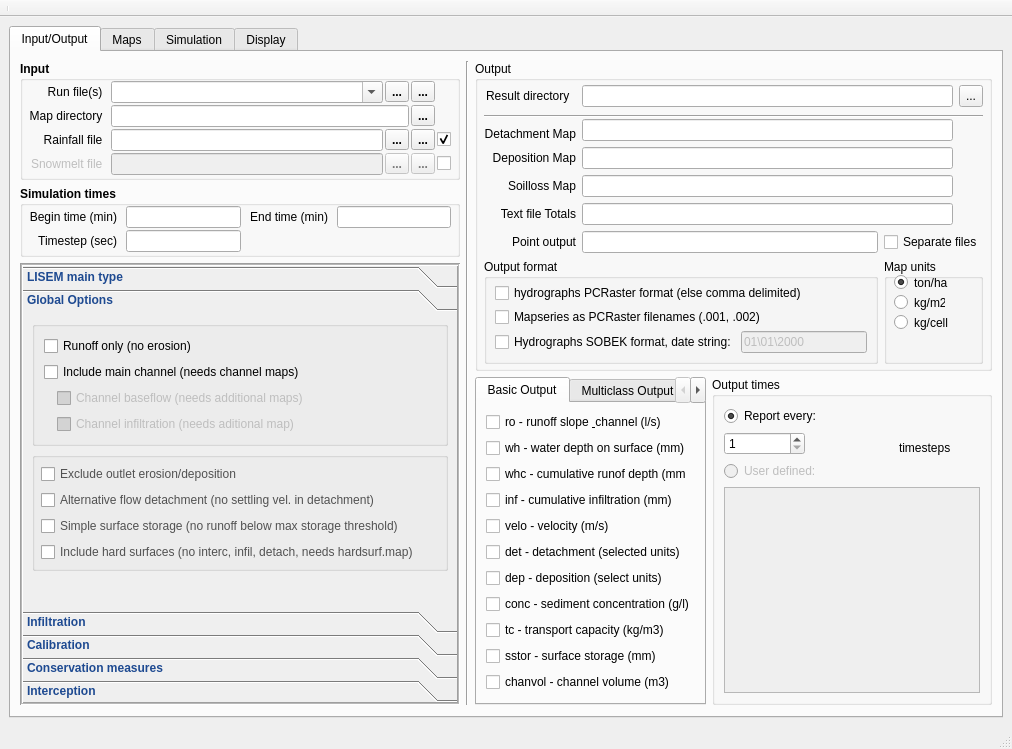
The window that ui_full/lisemqt.ui (vjetten/openlisem) describes before a commit, drawn with Qt 5.
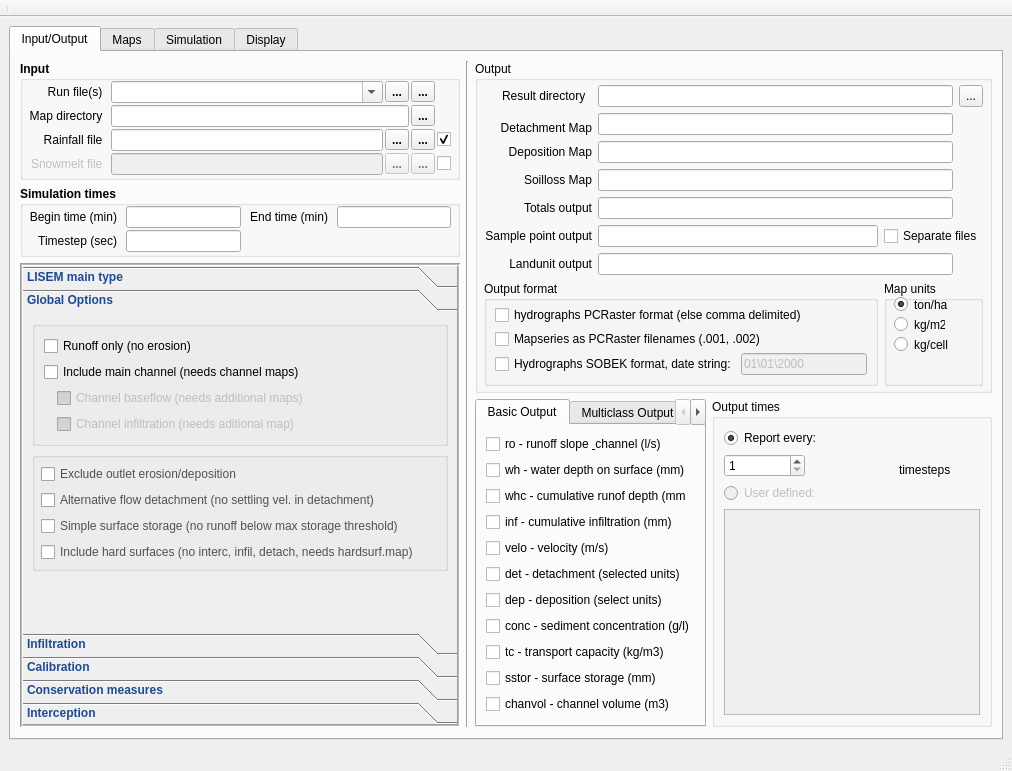
The same window after the commit. The open tabs and pages were chosen to show the change. Icons and pictures are not drawn.

Diff of the .ui file:
```diff
--- a/ui_full/lisemqt.ui
+++ b/ui_full/lisemqt.ui
@@ -7,7 +7,7 @@
     <x>0</x>
     <y>0</y>
     <width>1012</width>
-    <height>737</height>
+    <height>744</height>
    </rect>
   </property>
   <property name="sizePolicy">
@@ -1303,8 +1303,8 @@
                 <rect>
                  <x>0</x>
                  <y>0</y>
-                 <width>378</width>
-                 <height>236</height>
+                 <width>449</width>
+                 <height>285</height>
                 </rect>
                </property>
                <attribute name="label">
@@ -2925,14 +2925,7 @@
                  </property>
                 </widget>
                </item>
-               <item row="1" column="0" rowspan="2" colspan="4">
-                <widget class="Line" name="line_2">
-                 <property name="orientation">
-                  <enum>Qt::Horizontal</enum>
-                 </property>
-                </widget>
-               </item>
-               <item row="3" column="0">
+               <item row="2" column="0">
                 <widget class="QLabel" name="label_17">
                  <property name="font">
                   <font>
@@ -2951,7 +2944,7 @@
                  </property>
                 </widget>
                </item>
-               <item row="2" column="1" rowspan="2" colspan="2">
+               <item row="1" column="1" rowspan="2" colspan="2">
                 <widget class="QLineEdit" name="E_DetachmentMap">
                  <property name="font">
                   <font>
@@ -2961,7 +2954,7 @@
                  </property>
                 </widget>
                </item>
-               <item row="4" column="0">
+               <item row="3" column="0">
                 <widget class="QLabel" name="label_18">
                  <property name="font">
                   <font>
@@ -2980,7 +2973,7 @@
                  </property>
                 </widget>
                </item>
-               <item row="4" column="1" colspan="2">
+               <item row="3" column="1" colspan="2">
                 <widget class="QLineEdit" name="E_DepositionMap">
                  <property name="font">
                   <font>
@@ -3031,7 +3024,7 @@
                   <enum>Qt::LeftToRight</enum>
                  </property>
                  <property name="text">
-                  <string>Text file Totals</string>
+                  <string>Totals output</string>
                  </property>
                  <property name="alignment">
                   <set>Qt::AlignRight|Qt::AlignTrailing|Qt::AlignVCenter</set>
@@ -3060,7 +3053,7 @@
                   <enum>Qt::LeftToRight</enum>
                  </property>
                  <property name="text">
-                  <string>Point output</string>
+                  <string>Sample point output</string>
                  </property>
                  <property name="alignment">
                   <set>Qt::AlignRight|Qt::AlignTrailing|Qt::AlignVCenter</set>
@@ -3090,7 +3083,7 @@
                  </property>
                 </widget>
                </item>
-               <item row="8" column="0" colspan="2">
+               <item row="9" column="0" colspan="2">
                 <widget class="QGroupBox" name="groupOutputFormat">
                  <property name="font">
                   <font>
@@ -3181,7 +3174,7 @@
                  </layout>
                 </widget>
                </item>
-               <item row="8" column="2" colspan="2">
+               <item row="9" column="2" colspan="2">
                 <widget class="QGroupBox" name="groupBox_2">
                  <property name="font">
                   <font>
@@ -3245,6 +3238,23 @@
                  </widget>
                 </widget>
                </item>
+               <item row="8" column="1" colspan="2">
+                <widget class="QLineEdit" name="E_LandunitResults">
+                 <property name="toolTip">
+                  <string>Text file with totals per landunit</string>
+                 </property>
+                </widget>
+               </item>
+               <item row="8" column="0">
+                <widget class="QLabel" name="label_61">
+                 <property name="text">
+                  <string>Landunit output</string>
+                 </property>
+                 <property name="alignment">
+                  <set>Qt::AlignRight|Qt::AlignTrailing|Qt::AlignVCenter</set>
+                 </property>
+                </widget>
+               </item>
               </layout>
              </widget>
             </item>
```
Left out of the diff: 78 changed lines with no effect on the pictures.
